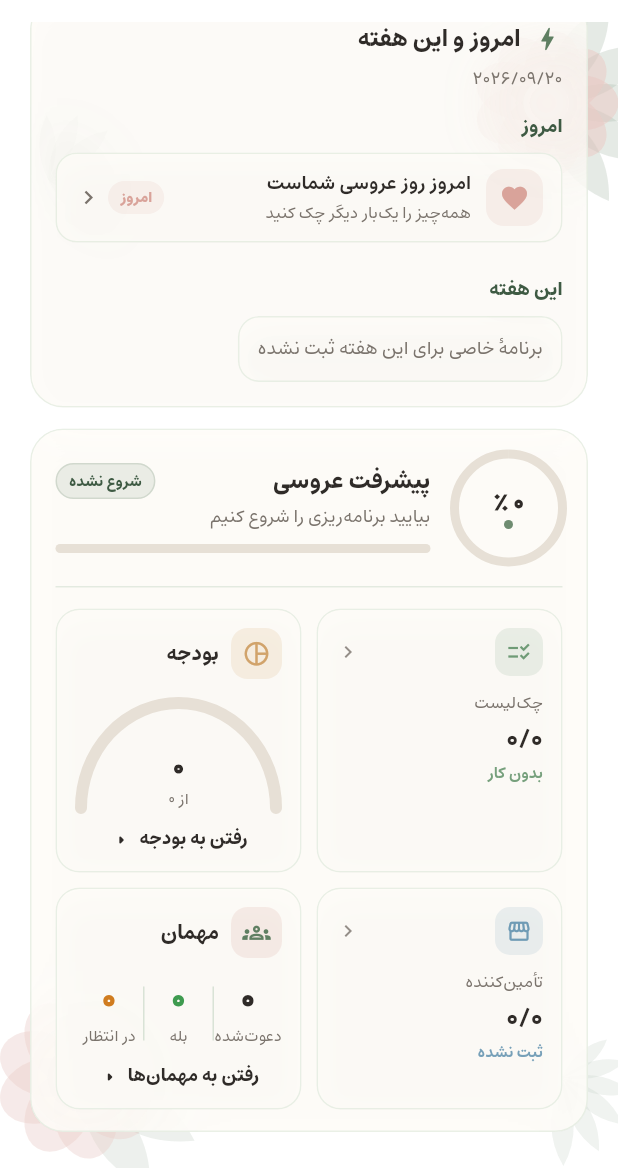
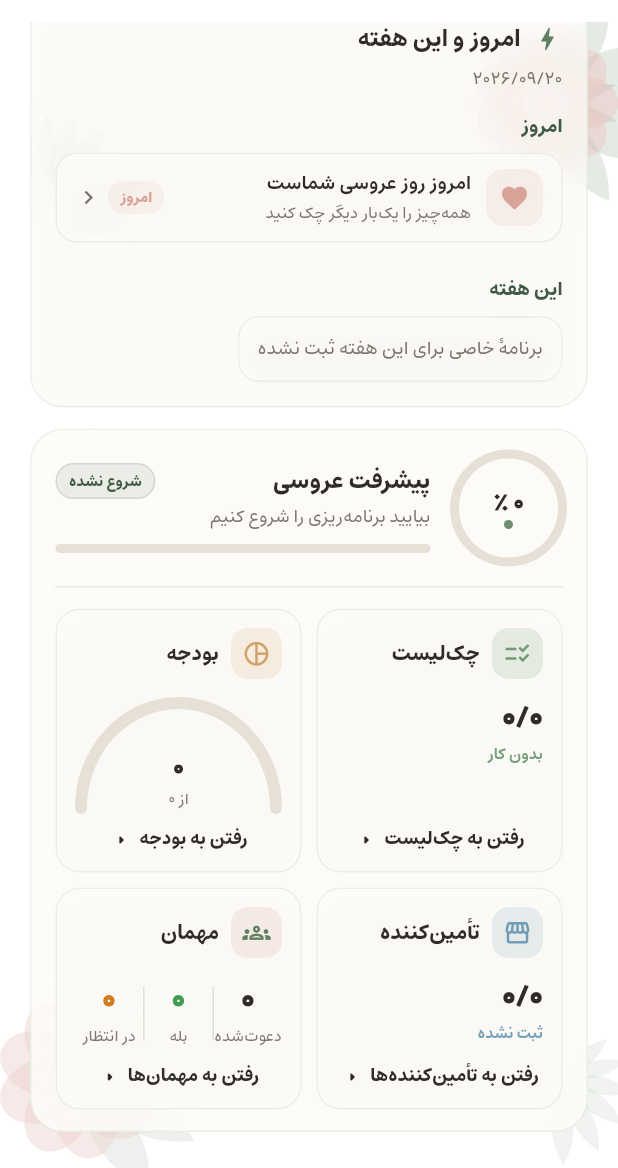
Before and after one commit to OpsyCore/wedding-time-app, a Flutter app: the HomeScreen screen opened directly with empty values, scrolled down 424 dp, on a phone screen of 412 x 824 dp, the part 68-1236 px from its top. Run offline on Flutter 3.47's test engine with Material 3 defaults, Android fonts, the phone set to English and light mode, and no system bars; our stand-ins replace cached_network_image, cloud_firestore, firebase_auth, firebase_core, image_picker, just_audio and 6 more; missing offline and left inert: audio_session, dart:html; accounts and stored records are empty; statements that could not run were skipped.

Commit message:
style(home): polish only checklist & vendor tiles (full-height, header+bottom link like budget/guests)
Co-authored-by: arena-agent <297053741+arena-agent@users.noreply.github.com>

```diff
--- a/lib/screens/home_screen.dart
+++ b/lib/screens/home_screen.dart
@@ -1727,6 +1727,9 @@ class _HomeScreenState extends State<HomeScreen> {
                                       subtitle: checkTotal == 0
                                           ? AppLang.tr('no_tasks')
                                           : '${_displayNum((checkPercent * 100).round())}${AppLang.tr('percent_done')}',
+                                      goLabel: AppLang.I.isFa
+                                          ? 'رفتن به چک‌لیست'
+                                          : 'Go to checklist',
                                       onTap: () => _goTab(1),
                                     ),
                                   ),
@@ -1757,6 +1760,9 @@ class _HomeScreenState extends State<HomeScreen> {
                                       subtitle: vendorTotal == 0
                                           ? AppLang.tr('not_recorded')
                                           : '${_displayNum((vendorPercent * 100).round())}${AppLang.tr('percent_booked')}',
+                                      goLabel: AppLang.I.isFa
+                                          ? 'رفتن به تأمین‌کننده‌ها'
+                                          : 'Go to vendors',
                                       onTap: _openVendors,
                                     ),
                                   ),
@@ -2011,22 +2017,24 @@ class _HomeScreenState extends State<HomeScreen> {
     );
   }
 
+  /// کاشی چک‌لیست / تأمین‌کننده — هم‌خانواده با کارت بودجه و مهمان:
+  /// سربرگ آیکن+عنوان، عدد بزرگ، زیرنویس رنگی، لینک پایین (بدون فضای خالی).
   Widget _statTile({
     required IconData icon,
     required Color color,
     required String title,
     required String value,
     required String subtitle,
+    required String goLabel,
     required VoidCallback onTap,
   }) {
     final text = AppTok.text(context);
-    final textSoft = AppTok.textSoft(context);
 
     return PageGlass(
       opacity: 0.82,
       blurSigma: 10,
       borderRadius: 16,
-      padding: const EdgeInsets.fromLTRB(12, 12, 12, 12),
+      padding: const EdgeInsets.fromLTRB(12, 12, 12, 10),
       child: InkWell(
         onTap: onTap,
         borderRadius: BorderRadius.circular(16),
@@ -2036,39 +2044,38 @@ class _HomeScreenState extends State<HomeScreen> {
             Row(
               children: [
                 Container(
-                    width: 32,
-                    height: 32,
+                  width: 34,
+                  height: 34,
                   decoration: BoxDecoration(
-                      color: color.withValues(alpha: 0.14),
-                      borderRadius: BorderRadius.circular(10),
-                    ),
-                    child: Icon(icon, color: color, size: 17),
-                  ),
-                  const Spacer(),
-                  Icon(
-                    AppLang.I.isFa ? Icons.chevron_left : Icons.chevron_right,
-                    size: 16,
-                    color: textSoft.withValues(alpha: 0.8),
-                  ),
-                ],
-              ),
-              const SizedBox(height: 10),
-              Text(
+                    color: color.withValues(alpha: 0.16),
+                    borderRadius: BorderRadius.circular(11),
+                  ),
+                  child: Icon(icon, color: color, size: 19),
+                ),
+                const SizedBox(width: 8),
+                Expanded(
+                  child: Text(
                     title,
-                style: TextStyle(
-                  color: textSoft,
-                  fontSize: 11,
-                ),
-              ),
-              const SizedBox(height: 4),
+                    maxLines: 1,
+                    overflow: TextOverflow.ellipsis,
+                    style: TextStyle(
+                      color: text,
+                      fontSize: 14,
+                      fontWeight: FontWeight.w800,
+                    ),
+                  ),
+                ),
+              ],
+            ),
+            const SizedBox(height: 12),
             Text(
               value,
               maxLines: 1,
               overflow: TextOverflow.ellipsis,
               style: TextStyle(
                 color: text,
-                  fontSize: 18,
-                  fontWeight: FontWeight.bold,
+                fontSize: 20,
+                fontWeight: FontWeight.w900,
               ),
             ),
             const SizedBox(height: 2),
@@ -2082,6 +2089,9 @@ class _HomeScreenState extends State<HomeScreen> {
                 fontWeight: FontWeight.w600,
               ),
             ),
+            const Spacer(),
+            const SizedBox(height: 8),
+            _goLink(goLabel, onTap),
           ],
         ),
       ),
```
Lines whose indentation alone changed are shown as unchanged.
